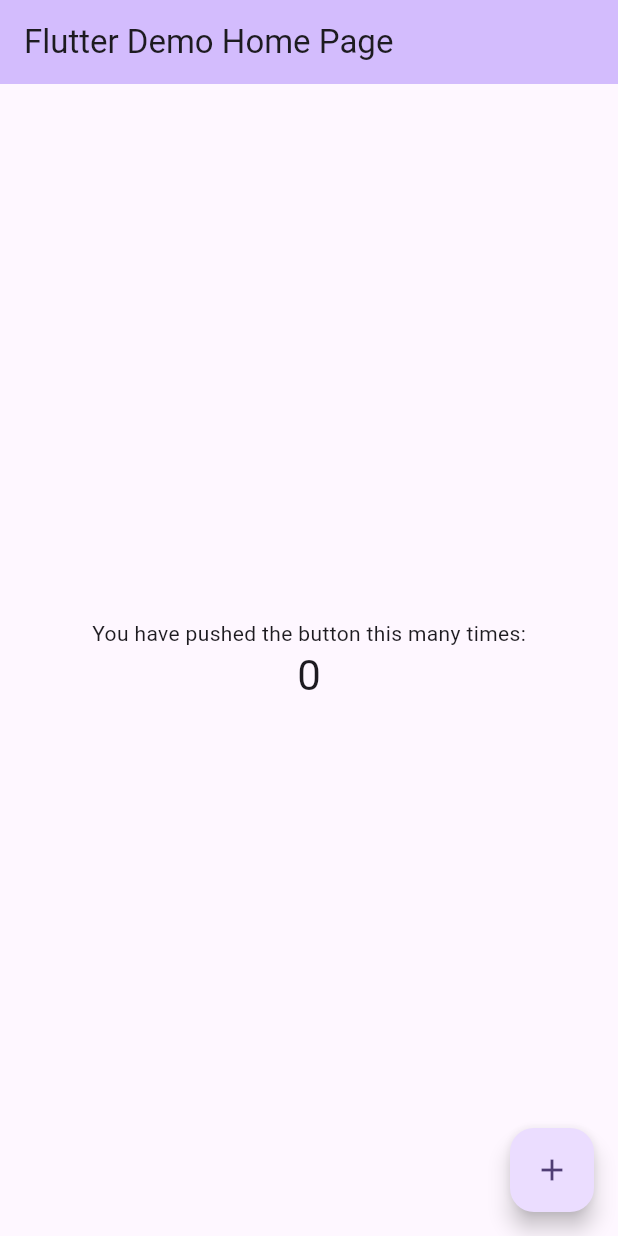
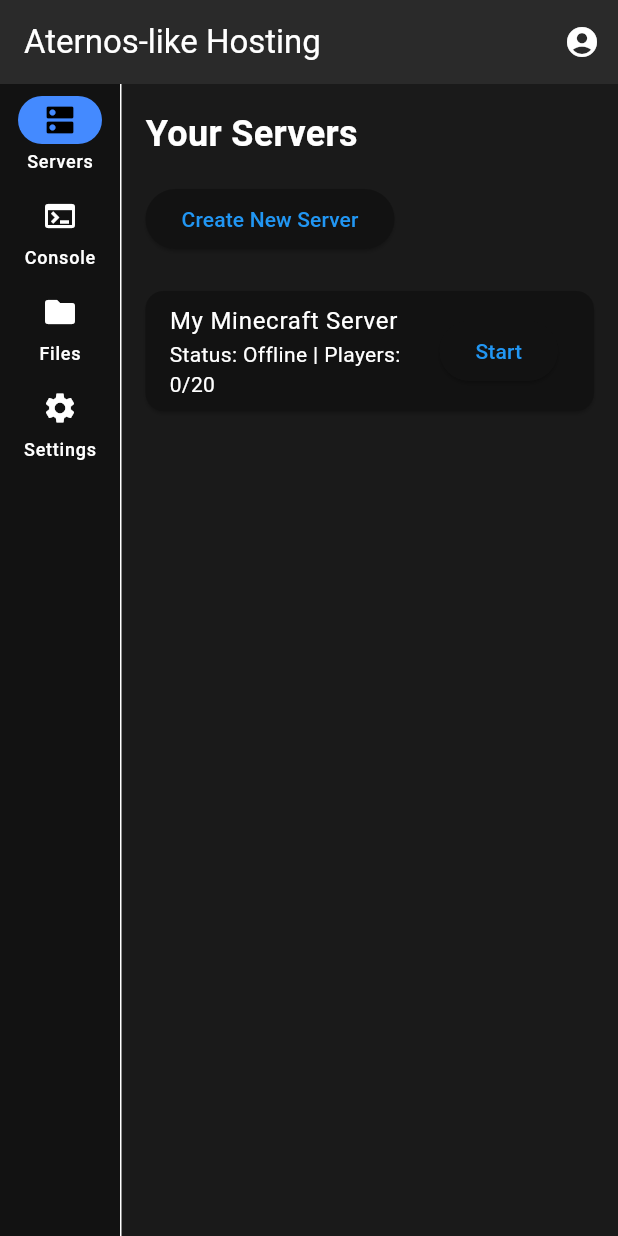
Before and after one commit to could-ai/019a0af0-4e5b-793f-8fc8-bb288f688893, a Flutter app: the screen it shows after launch, on a phone screen of 412 x 824 dp. Run offline on Flutter 3.47's test engine with Material 3 defaults, Android fonts, the phone set to English and light mode, and no system bars.

Commit message:
Completely replaced the default Flutter template with a new application structure mimicking Aternos server hosting website. Created a dark-themed MaterialApp with navigation rail for different sections: Servers, Console, Files, and Settings. Implemented placeholder UI components for each page including server list with status, console output display, file manager placeholder, and settings view. Added server card widget with start/stop buttons and basic server information display. The layout uses a sidebar navigation pattern similar to Aternos, with expandable content areas for each section. No backend functionality is implemented as Supabase is not connected, focusing solely on UI presentation.

```diff
--- a/usr/lib/main.dart
+++ b/usr/lib/main.dart
@@ -1,120 +1,285 @@
 import 'package:flutter/material.dart';
 
 void main() {
-  runApp(const MyApp());
+  runApp(const AternosApp());
 }
 
-class MyApp extends StatelessWidget {
-  const MyApp({super.key});
+class AternosApp extends StatelessWidget {
+  const AternosApp({super.key});
 
-  // This widget is the root of your application.
   @override
   Widget build(BuildContext context) {
     return MaterialApp(
-      title: 'Flutter Demo',
+      title: 'Aternos-like Server Hosting',
       debugShowCheckedModeBanner: false,
       theme: ThemeData(
-        // This is the theme of your application.
-        //
-        // TRY THIS: Try running your application with "flutter run". You'll see
-        // the application has a purple toolbar. Then, without quitting the app,
-        // try changing the seedColor in the colorScheme below to Colors.green
-        // and then invoke "hot reload" (save your changes or press the "hot
-        // reload" button in a Flutter-supported IDE, or press "r" if you used
-        // the command line to start the app).
-        //
-        // Notice that the counter didn't reset back to zero; the application
-        // state is not lost during the reload. To reset the state, use hot
-        // restart instead.
-        //
-        // This works for code too, not just values: Most code changes can be
-        // tested with just a hot reload.
-        colorScheme: ColorScheme.fromSeed(seedColor: Colors.deepPurple),
+        primarySwatch: Colors.blue,
+        scaffoldBackgroundColor: const Color(0xFF1a1a1a),
+        colorScheme: const ColorScheme.dark(
+          primary: Colors.blue,
+          secondary: Colors.blueAccent,
+        ),
+        appBarTheme: const AppBarTheme(
+          backgroundColor: Color(0xFF2a2a2a),
+          foregroundColor: Colors.white,
+        ),
+        cardColor: const Color(0xFF2a2a2a),
+        textTheme: const TextTheme(
+          bodyLarge: TextStyle(color: Colors.white),
+          bodyMedium: TextStyle(color: Colors.white),
+          headlineMedium: TextStyle(color: Colors.white),
+        ),
       ),
-      home: const MyHomePage(title: 'Flutter Demo Home Page'),
+      home: const HomePage(),
     );
   }
 }
 
-class MyHomePage extends StatefulWidget {
-  const MyHomePage({super.key, required this.title});
-
-  // This widget is the home page of your application. It is stateful, meaning
-  // that it has a State object (defined below) that contains fields that affect
-  // how it looks.
-
-  // This class is the configuration for the state. It holds the values (in this
-  // case the title) provided by the parent (in this case the App widget) and
-  // used by the build method of the State. Fields in a Widget subclass are
-  // always marked "final".
-
-  final String title;
+class HomePage extends StatefulWidget {
+  const HomePage({super.key});
 
   @override
-  State<MyHomePage> createState() => _MyHomePageState();
+  State<HomePage> createState() => _HomePageState();
 }
 
-class _MyHomePageState extends State<MyHomePage> {
-  int _counter = 0;
+class _HomePageState extends State<HomePage> {
+  int _selectedIndex = 0;
 
-  void _incrementCounter() {
+  static const List<Widget> _widgetOptions = <Widget>[
+    ServersPage(),
+    ConsolePage(),
+    FilesPage(),
+    SettingsPage(),
+  ];
+
+  void _onItemTapped(int index) {
     setState(() {
-      // This call to setState tells the Flutter framework that something has
-      // changed in this State, which causes it to rerun the build method below
-      // so that the display can reflect the updated values. If we changed
-      // _counter without calling setState(), then the build method would not be
-      // called again, and so nothing would appear to happen.
-      _counter++;
+      _selectedIndex = index;
     });
   }
 
   @override
   Widget build(BuildContext context) {
-    // This method is rerun every time setState is called, for instance as done
-    // by the _incrementCounter method above.
-    //
-    // The Flutter framework has been optimized to make rerunning build methods
-    // fast, so that you can just rebuild anything that needs updating rather
-    // than having to individually change instances of widgets.
     return Scaffold(
       appBar: AppBar(
-        // TRY THIS: Try changing the color here to a specific color (to
-        // Colors.amber, perhaps?) and trigger a hot reload to see the AppBar
-        // change color while the other colors stay the same.
-        backgroundColor: Theme.of(context).colorScheme.inversePrimary,
-        // Here we take the value from the MyHomePage object that was created by
-        // the App.build method, and use it to set our appbar title.
-        title: Text(widget.title),
+        title: const Text('Aternos-like Hosting'),
+        actions: [
+          IconButton(
+            icon: const Icon(Icons.account_circle),
+            onPressed: () {
+              // Placeholder for user account
+            },
+          ),
+        ],
       ),
-      body: Center(
-        // Center is a layout widget. It takes a single child and positions it
-        // in the middle of the parent.
-        child: Column(
-          // Column is also a layout widget. It takes a list of children and
-          // arranges them vertically. By default, it sizes itself to fit its
-          // children horizontally, and tries to be as tall as its parent.
-          //
-          // Column has various properties to control how it sizes itself and
-          // how it positions its children. Here we use mainAxisAlignment to
-          // center the children vertically; the main axis here is the vertical
-          // axis because Columns are vertical (the cross axis would be
-          // horizontal).
-          //
-          // TRY THIS: Invoke "debug painting" (choose the "Toggle Debug Paint"
-          // action in the IDE, or press "p" in the console), to see the
-          // wireframe for each widget.
-          mainAxisAlignment: MainAxisAlignment.center,
-          children: <Widget>[
-            const Text('You have pushed the button this many times:'),
-            Text('$_counter', style: Theme.of(context).textTheme.headlineMedium),
+      body: Row(
+        children: [
+          NavigationRail(
+            selectedIndex: _selectedIndex,
+            onDestinationSelected: _onItemTapped,
+            labelType: NavigationRailLabelType.all,
+            destinations: const [
+              NavigationRailDestination(
+                icon: Icon(Icons.dns),
+                label: Text('Servers'),
+              ),
+              NavigationRailDestination(
+                icon: Icon(Icons.terminal),
+                label: Text('Console'),
+              ),
+              NavigationRailDestination(
+                icon: Icon(Icons.folder),
+                label: Text('Files'),
+              ),
+              NavigationRailDestination(
+                icon: Icon(Icons.settings),
+                label: Text('Settings'),
+              ),
+            ],
+          ),
+          const VerticalDivider(thickness: 1, width: 1),
+          Expanded(
+            child: _widgetOptions.elementAt(_selectedIndex),
+          ),
+        ],
+      ),
+    );
+  }
+}
+
+class ServersPage extends StatelessWidget {
+  const ServersPage({super.key});
+
+  @override
+  Widget build(BuildContext context) {
+    return Padding(
+      padding: const EdgeInsets.all(16.0),
+      child: Column(
+        crossAxisAlignment: CrossAxisAlignment.start,
+        children: [
+          const Text(
+            'Your Servers',
+            style: TextStyle(fontSize: 24, fontWeight: FontWeight.bold),
+          ),
+          const SizedBox(height: 16),
+          ElevatedButton(
+            onPressed: () {
+              // Placeholder for creating server
+            },
+            child: const Text('Create New Server'),
+          ),
+          const SizedBox(height: 16),
+          Expanded(
+            child: ListView(
+              children: const [
+                ServerCard(
+                  name: 'My Minecraft Server',
+                  status: 'Offline',
+                  players: '0/20',
+                ),
+              ],
+            ),
+          ),
+        ],
+      ),
+    );
+  }
+}
+
+class ServerCard extends StatelessWidget {
+  const ServerCard({
+    super.key,
+    required this.name,
+    required this.status,
+    required this.players,
+  });
+
+  final String name;
+  final String status;
+  final String players;
+
+  @override
+  Widget build(BuildContext context) {
+    return Card(
+      margin: const EdgeInsets.symmetric(vertical: 8),
+      child: ListTile(
+        title: Text(name),
+        subtitle: Text('Status: $status | Players: $players'),
+        trailing: Row(
+          mainAxisSize: MainAxisSize.min,
+          children: [
+            ElevatedButton(
+              onPressed: () {
+                // Placeholder for start/stop
+              },
+              child: Text(status == 'Online' ? 'Stop' : 'Start'),
+            ),
           ],
         ),
       ),
-      floatingActionButton: FloatingActionButton(
-        onPressed: _incrementCounter,
-        tooltip: 'Increment',
-        child: const Icon(Icons.add),
-      ), // This trailing comma makes auto-formatting nicer for build methods.
     );
   }
 }
+
+class ConsolePage extends StatelessWidget {
+  const ConsolePage({super.key});
+
+  @override
+  Widget build(BuildContext context) {
+    return const Padding(
+      padding: EdgeInsets.all(16.0),
+      child: Column(
+        crossAxisAlignment: CrossAxisAlignment.start,
+        children: [
+          Text(
+            'Server Console',
+            style: TextStyle(fontSize: 24, fontWeight: FontWeight.bold),
+          ),
+          SizedBox(height: 16),
+          Expanded(
+            child: Card(
+              child: Padding(
+                padding: EdgeInsets.all(8.0),
+                child: Text(
+                  'Console output would appear here...\n> Server started\n> Player joined\n',
+                  style: TextStyle(
+                    fontFamily: 'monospace',
+                    color: Colors.green,
+                  ),
+                ),
+              ),
+            ),
+          ),
+        ],
+      ),
+    );
+  }
+}
+
+class FilesPage extends StatelessWidget {
+  const FilesPage({super.key});
+
+  @override
+  Widget build(BuildContext context) {
+    return const Padding(
+      padding: EdgeInsets.all(16.0),
+      child: Column(
+        crossAxisAlignment: CrossAxisAlignment.start,
+        children: [
+          Text(
+            'File Manager',
+            style: TextStyle(fontSize: 24, fontWeight: FontWeight.bold),
+          ),
+          SizedBox(height: 16),
+          Expanded(
+            child: Card(
+              child: Center(
+                child: Text('File browser would be here'),
+              ),
+            ),
+          ),
+        ],
+      ),
+    );
+  }
+}
+
+class SettingsPage extends StatelessWidget {
+  const SettingsPage({super.key});
+
+  @override
+  Widget build(BuildContext context) {
+    return const Padding(
+      padding: EdgeInsets.all(16.0),
+      child: Column(
+        crossAxisAlignment: CrossAxisAlignment.start,
+        children: [
+          Text(
+            'Server Settings',
+            style: TextStyle(fontSize: 24, fontWeight: FontWeight.bold),
+          ),
+          SizedBox(height: 16),
+          Expanded(
+            child: Card(
+              child: Padding(
+                padding: EdgeInsets.all(16.0),
+                child: Column(
+                  crossAxisAlignment: CrossAxisAlignment.start,
+                  children: [
+                    Text('Server Name: My Server'),
+                    SizedBox(height: 8),
+                    Text('Version: 1.20.1'),
+                    SizedBox(height: 8),
+                    Text('Gamemode: Survival'),
+                    SizedBox(height: 8),
+                    Text('Difficulty: Normal'),
+                  ],
+                ),
+              ),
+            ),
+          ),
+        ],
+      ),
+    );
+  }
+}
```
